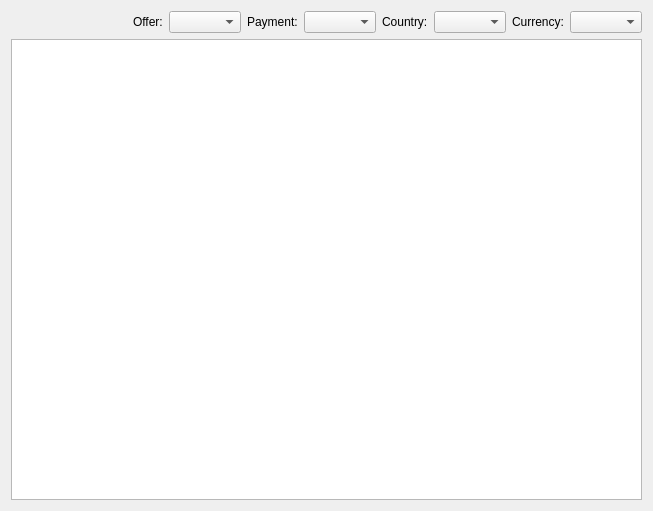
Above: src/qt/forms/tableoffersdialog.ui from ivansib/sibcoin-old before the change. Below: the same form after it.
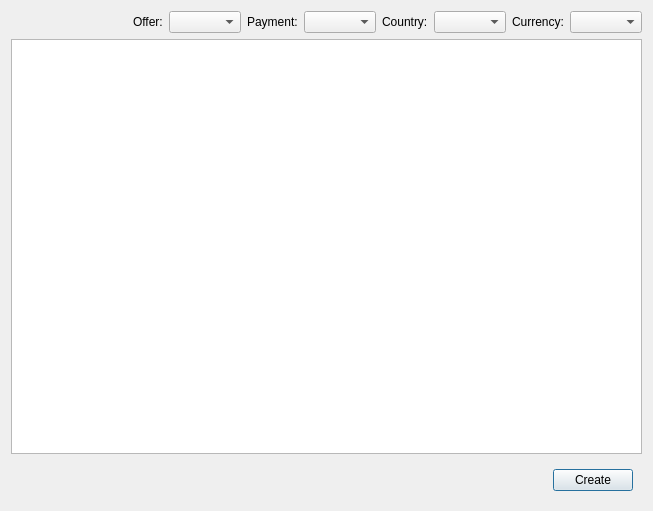
That is the form after the change. Custom widgets are drawn as their Qt base class.

Commit message: add form for create offer

The edit to the form file:
```diff
--- a/src/qt/forms/tableoffersdialog.ui
+++ b/src/qt/forms/tableoffersdialog.ui
@@ -78,6 +78,32 @@
    <item>
     <widget class="QTableView" name="tableView"/>
    </item>
+   <item>
+    <widget class="QWidget" name="widgetBottom" native="true">
+     <layout class="QHBoxLayout" name="horizontalLayout_2">
+      <item>
+       <spacer name="horizontalSpacer_2">
+        <property name="orientation">
+         <enum>Qt::Horizontal</enum>
+        </property>
+        <property name="sizeHint" stdset="0">
+         <size>
+          <width>528</width>
+          <height>20</height>
+         </size>
+        </property>
+       </spacer>
+      </item>
+      <item>
+       <widget class="QPushButton" name="btnCreate">
+        <property name="text">
+         <string>Create</string>
+        </property>
+       </widget>
+      </item>
+     </layout>
+    </widget>
+   </item>
   </layout>
  </widget>
  <customwidgets>
```
The commit also changes 18 other files.
